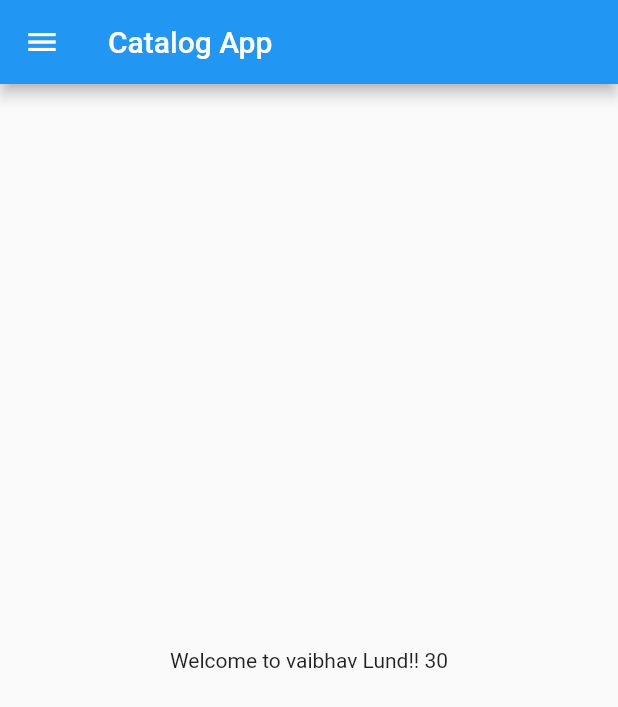
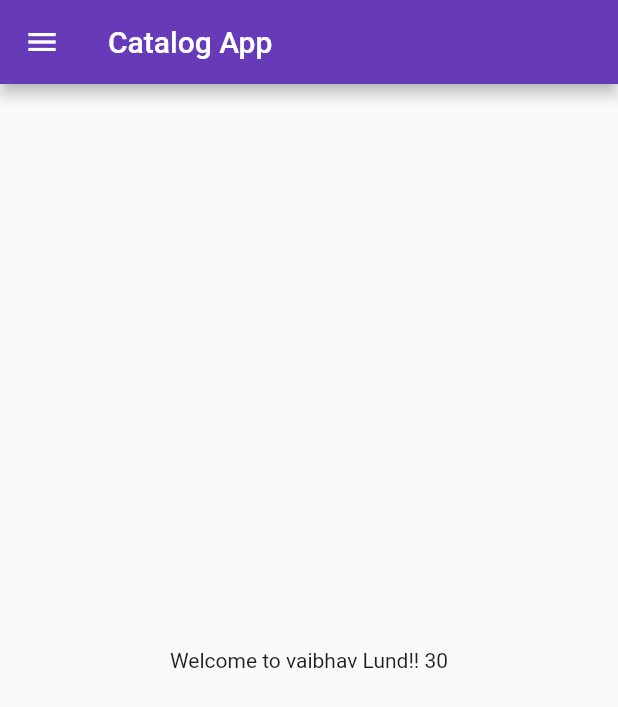
Before and after one commit to Palenzo/Flutter-in-30-day-by-codepur-my-first-app, a Flutter app: the screen it shows after launch, on a phone screen of 412 x 824 dp. Shown: the top 707 px of the screen. Run offline on Flutter 3.47's test engine with Material 2 defaults, Android fonts, the phone set to English and light mode, and no system bars.

Commit message:
day3 complete

```diff
--- a/app1/lib/main.dart
+++ b/app1/lib/main.dart
@@ -1,4 +1,5 @@
-import 'package:app1/home_page.dart';
+import 'package:app1/pages/home_page.dart';
+import 'package:app1/pages/login_page.dart';
 import 'package:flutter/material.dart';
 
 void main() {
@@ -11,7 +12,16 @@ class MeraLauda extends StatelessWidget {
   @override
   Widget build(BuildContext context) {
     return MaterialApp(
-      home: Homepage(),
+      // Corrected capitalization of "HomePage"
+      themeMode: ThemeMode.light,
+      theme: ThemeData(primarySwatch: Colors.deepPurple),
+      darkTheme: ThemeData(brightness: Brightness.dark),
+      initialRoute: "/home",
+      routes: {
+        "/": (context) => Loginpage(),
+        "/home": (context) => Homepage(),
+        "/login": (context) => Loginpage()
+      },
     );
   }
 }
--- a/app1/lib/home_page.dart
+++ b/app1/lib/pages/home_page.dart
@@ -2,11 +2,10 @@ import 'package:flutter/material.dart';
 
 class Homepage extends StatelessWidget {
   const Homepage({super.key});
-
+  final int day = 30;
+  final String name = "vaibhav";
   @override
   Widget build(BuildContext context) {
-    final int day = 30;
-    final String name = "vaibhav";
     return Scaffold(
       appBar: AppBar(
         title: Text("Catalog App"),
```
Also changed, not shown: app1/lib/pages/login_page.dart (added, +19 -0 lines).
